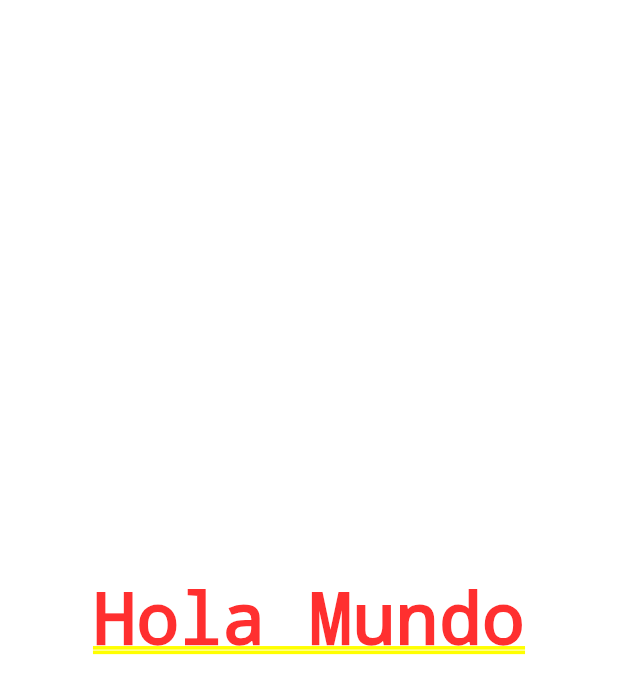
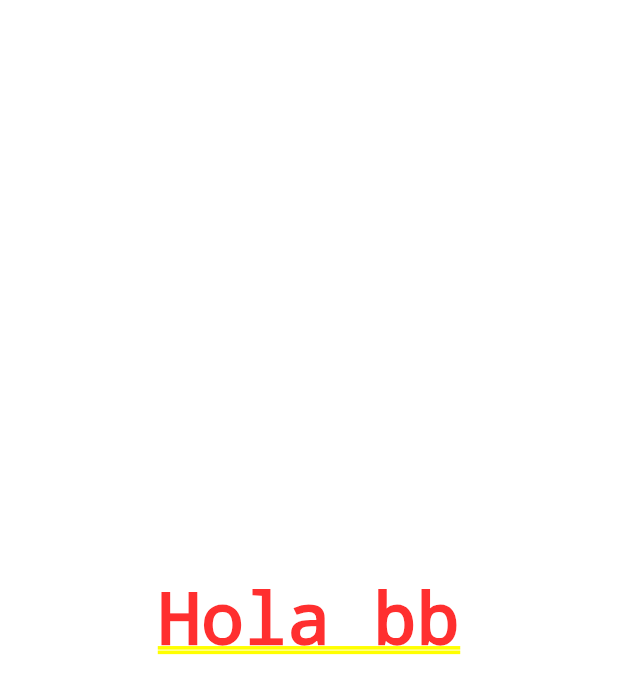
Before and after one commit to brayan99bc/contador-flutter, a Flutter app: the screen it shows after launch, on a phone screen of 412 x 824 dp. Shown: the top 694 px of the screen. Run offline on Flutter 3.47's test engine with Material 2 defaults, Android fonts, the phone set to English and light mode, and no system bars.

Commit message:
mi tercer commit

```diff
--- a/lib/main.dart
+++ b/lib/main.dart
@@ -15,7 +15,7 @@ class MyApp extends StatelessWidget{
   Widget build( context ) {
     return MaterialApp(
       home: Center(
-        child: Text('Hola Mundo'),
+        child: Text('Hola bb'),
       ),
     );
 
```
